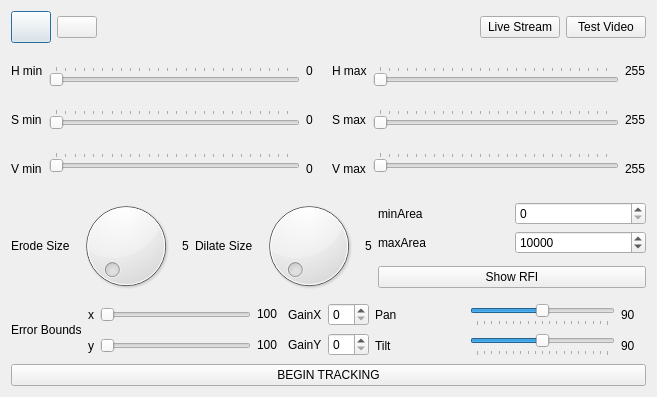
Qt form KiteControl-Qt/imageprocessing.ui (adrienemery/zenith-wind-power) before a commit.
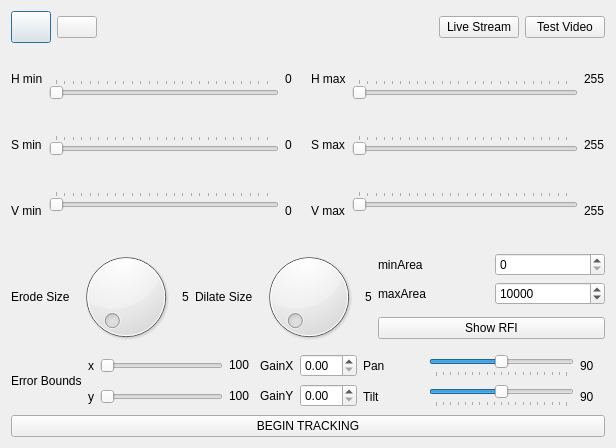
The same form after that commit. Icons and pictures are not drawn.

Commit message: - changed the gain property to a double. - changed error val to calculate from edge of error bound rect instead   of the center of screen - I think we need better servo motors for smoother tracking

Diff of the .ui file:
```diff
--- a/KiteControl-Qt/imageprocessing.ui
+++ b/KiteControl-Qt/imageprocessing.ui
@@ -6,8 +6,8 @@
    <rect>
     <x>0</x>
     <y>0</y>
-    <width>657</width>
-    <height>397</height>
+    <width>616</width>
+    <height>448</height>
    </rect>
   </property>
   <property name="windowTitle">
@@ -448,7 +448,7 @@
             <number>100</number>
            </property>
            <property name="maximum">
-            <number>100000</number>
+            <number>10000000</number>
            </property>
            <property name="value">
             <number>10000</number>
@@ -602,7 +602,14 @@
             </widget>
            </item>
            <item>
-            <widget class="QSpinBox" name="gainX_spinBox"/>
+            <widget class="QDoubleSpinBox" name="gainX_SpinBox">
+             <property name="maximum">
+              <double>50.000000000000000</double>
+             </property>
+             <property name="singleStep">
+              <double>0.010000000000000</double>
+             </property>
+            </widget>
            </item>
           </layout>
          </item>
@@ -616,7 +623,14 @@
             </widget>
            </item>
            <item>
-            <widget class="QSpinBox" name="gainY_spinBox"/>
+            <widget class="QDoubleSpinBox" name="gainY_SpinBox">
+             <property name="maximum">
+              <double>50.000000000000000</double>
+             </property>
+             <property name="singleStep">
+              <double>0.010000000000000</double>
+             </property>
+            </widget>
            </item>
           </layout>
          </item>
```
The commit also changes 6 other files.
